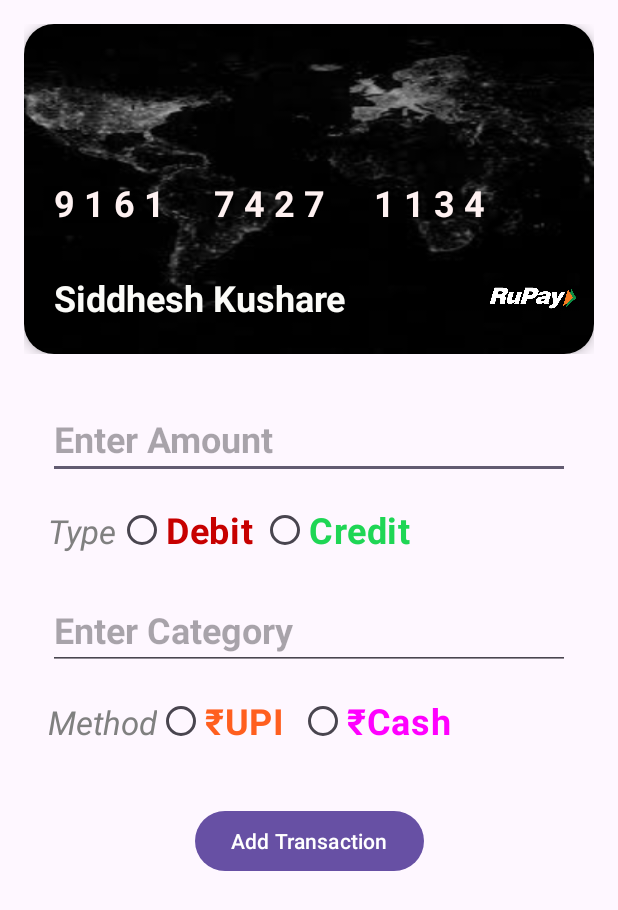
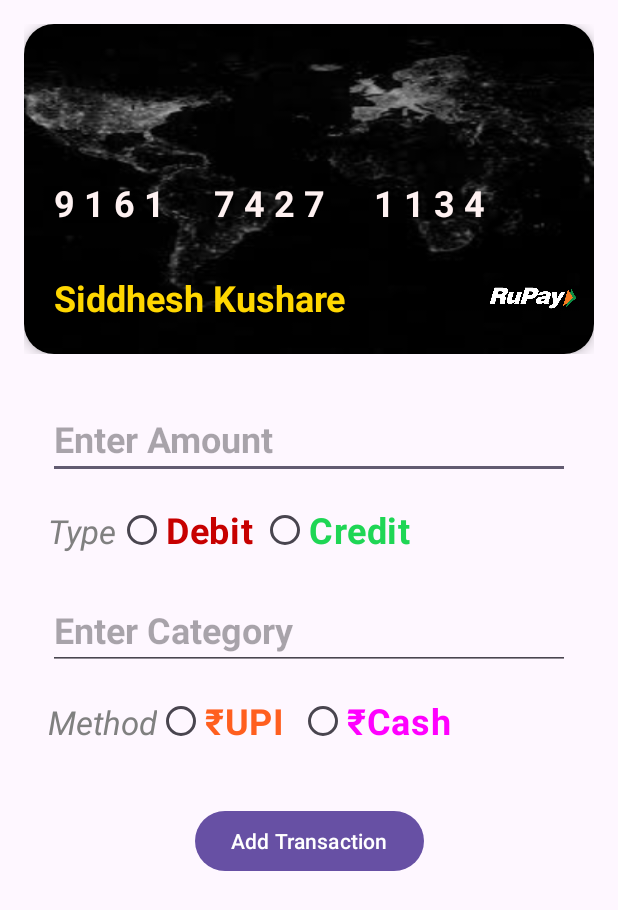
Before and after one commit to Siddhesh21-coder/Transaction-Management, an Android app: the AddNewTransactionActivity screen opened directly, with no data from a screen before it, on a phone screen of 412 x 824 dp. Shown: the top 910 px of the screen. Run offline under Robolectric (Android 15) with nearby library versions, the phone set to English and light mode, and no system bars; our stand-ins replace Room's generated code, data binding.

Commit message:
Layout Updated and balance functionality added

```diff
--- a/app/src/main/res/layout/activity_add_new_transaction.xml
+++ b/app/src/main/res/layout/activity_add_new_transaction.xml
@@ -55,7 +55,7 @@
                     android:layout_margin="10dp"
                     android:layout_marginLeft="20dp"
                     android:text="Siddhesh Kushare"
-                    android:textColor="#FBFBF8"
+                    android:textColor="#FFD700"
                     android:textSize="24sp"
                     android:textStyle="bold" />
 
--- a/app/src/main/res/layout/activity_main.xml
+++ b/app/src/main/res/layout/activity_main.xml
@@ -33,7 +33,7 @@
                     android:id="@+id/linearLayout1"
                     android:layout_width="match_parent"
                     android:layout_height="match_parent"
-                    android:background="@drawable/download"
+                    android:background="@drawable/back23"
                     android:columnCount="3"
                     android:rowCount="3">
 
```
